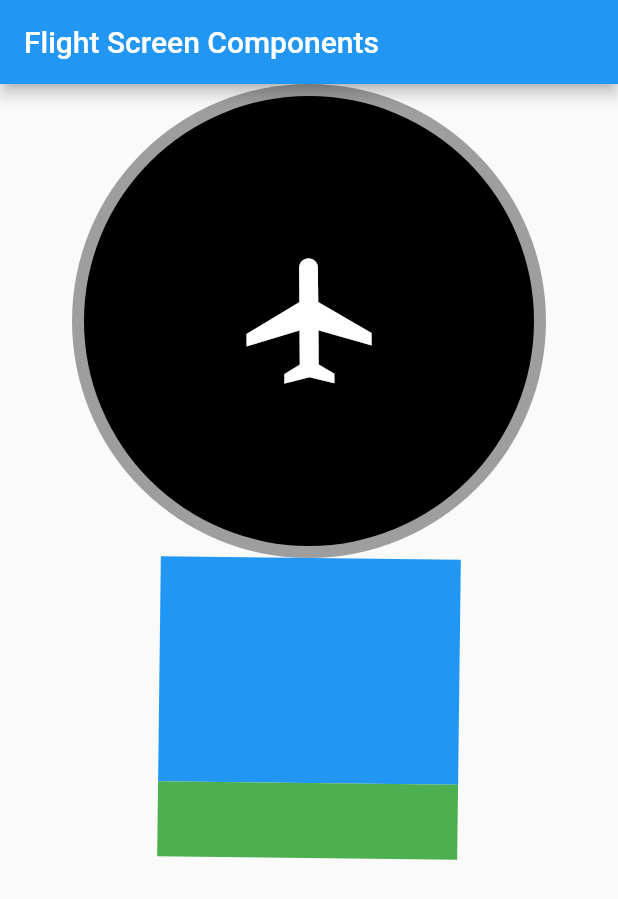
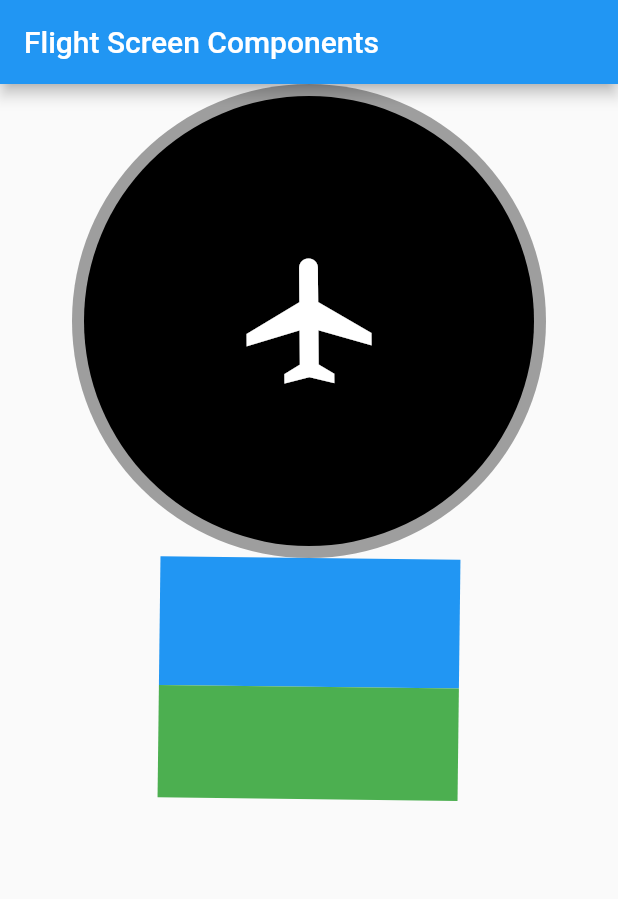
Before and after one commit to harunkurtme/fly_screens, a Flutter app: the screen it shows after launch, on a phone screen of 412 x 824 dp. Shown: the top 899 px of the screen. Run offline on Flutter 3.47's test engine with Material 2 defaults, Android fonts, the phone set to English and light mode, and no system bars.

Commit message:
gyroposition screen added sensorYValue for gyroscreen

```diff
--- a/example/lib/main.dart
+++ b/example/lib/main.dart
@@ -60,7 +60,7 @@ class _MyAppState extends State<MyApp> {
           child: Column(
             children: [
               CompassScreen(duration: Duration(milliseconds: 200)),
-              GyroPosition(boxHeight: 100,boxWidth: 200,sensorXValue: -14.25/128,sensorYValue: 0,)
+              GyroPosition(boxHeight: 100,boxWidth: 200,sensorXValue: -14.25/128,sensorYValue: 100,)
             ],
           )
         ),
--- a/lib/core/gyro_position.dart
+++ b/lib/core/gyro_position.dart
@@ -31,7 +31,7 @@ class GyroPosition extends StatelessWidget {
                   // )
                 ),
                 child: SizedBox(
-                  height: boxHeight.toDouble()*3/2,
+                  height: boxHeight.toDouble()/2+boxHeight.toDouble()*1/(math.pi-(sensorYValue*math.pi/180))/2,
                   width: boxWidth.toDouble(),
                     ),
                   ),
@@ -45,7 +45,7 @@ class GyroPosition extends StatelessWidget {
                   // )
                 ),
                 child: SizedBox(
-                  height: boxHeight.toDouble()/2,
+                  height: boxHeight.toDouble()/2+boxHeight.toDouble()*1/(math.pi+(sensorYValue*math.pi/180)/2),
                   width: boxWidth.toDouble(),
                   ),
                 )
```
